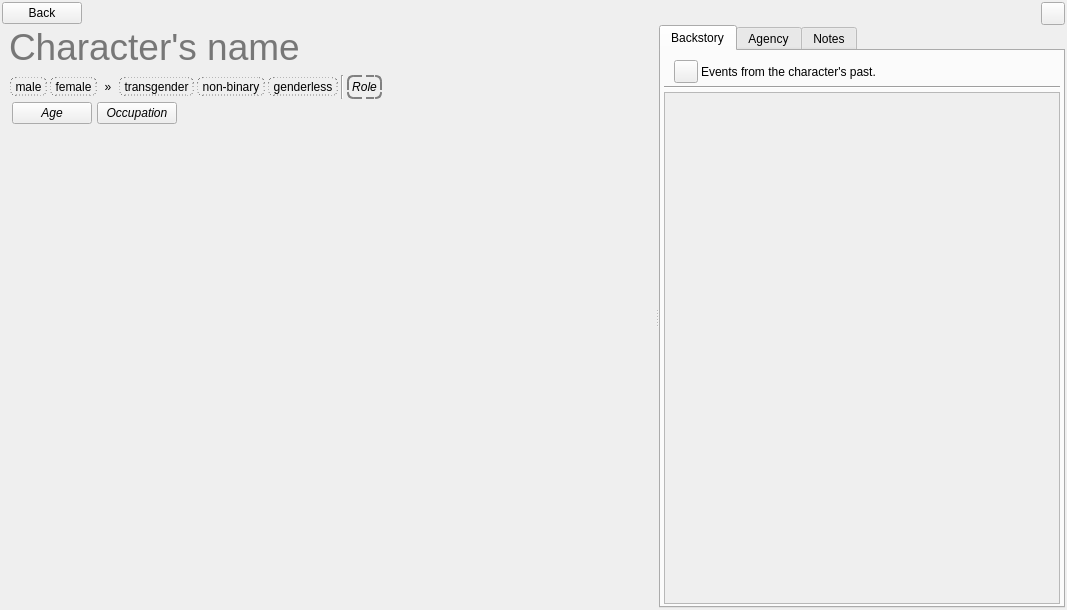
Before: the Qt Designer form ui/character_editor.ui in zkovari/plotlyst, drawn with Qt 5.
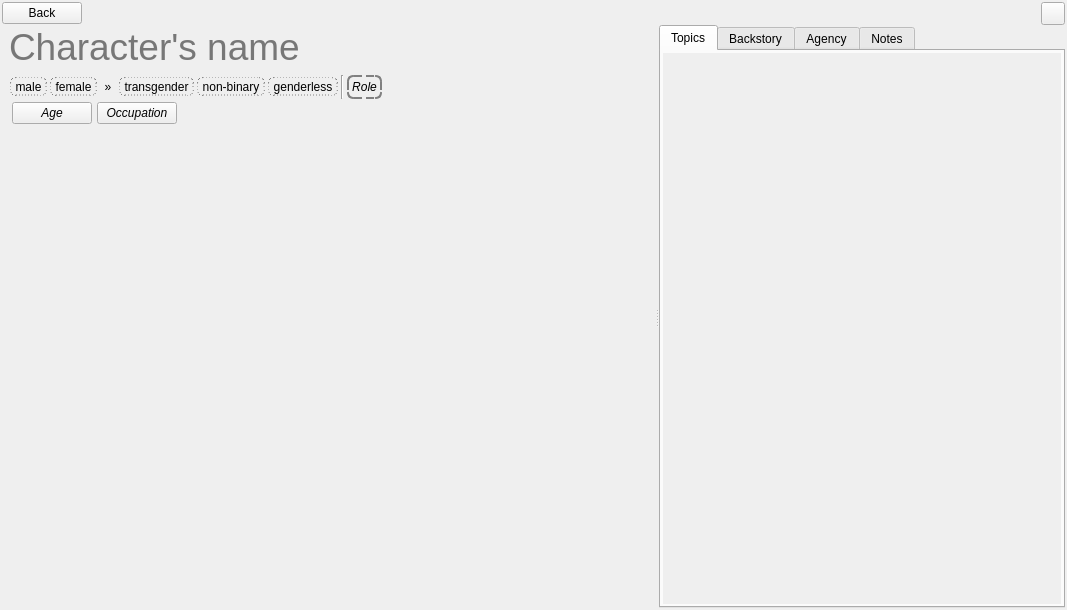
After: the same form once the commit is applied. Custom widgets are drawn as their Qt base class.

Commit message:
Introduce character topics (#404)
* Character topics

* Topic widget

* Update id.py

* change tab order

* set tab icons

* persist topic values

* Add default ones

* progress

* size of bars

* line color

```diff
--- a/ui/character_editor.ui
+++ b/ui/character_editor.ui
@@ -581,6 +581,48 @@
       <property name="currentIndex">
        <number>0</number>
       </property>
+      <widget class="QWidget" name="tabTopics">
+       <attribute name="title">
+        <string>Topics</string>
+       </attribute>
+       <layout class="QVBoxLayout" name="verticalLayout_6">
+        <property name="spacing">
+         <number>3</number>
+        </property>
+        <property name="leftMargin">
+         <number>2</number>
+        </property>
+        <property name="topMargin">
+         <number>2</number>
+        </property>
+        <property name="rightMargin">
+         <number>2</number>
+        </property>
+        <property name="bottomMargin">
+         <number>2</number>
+        </property>
+        <item>
+         <widget class="QScrollArea" name="scrollArea_2">
+          <property name="frameShape">
+           <enum>QFrame::NoFrame</enum>
+          </property>
+          <property name="widgetResizable">
+           <bool>true</bool>
+          </property>
+          <widget class="CharacterTopicsEditor" name="wdgTopicsEditor">
+           <property name="geometry">
+            <rect>
+             <x>0</x>
+             <y>0</y>
+             <width>380</width>
+             <height>551</height>
+            </rect>
+           </property>
+          </widget>
+         </widget>
+        </item>
+       </layout>
+      </widget>
       <widget class="QWidget" name="tabBackstory">
        <attribute name="title">
         <string>Backstory</string>
@@ -787,6 +829,12 @@
    <header>src.main.python.plotlyst.view.widget.characters</header>
    <container>1</container>
   </customwidget>
+  <customwidget>
+   <class>CharacterTopicsEditor</class>
+   <extends>QWidget</extends>
+   <header>src.main.python.plotlyst.view.widget.characters</header>
+   <container>1</container>
+  </customwidget>
  </customwidgets>
  <tabstops>
   <tabstop>lineName</tabstop>
```
The commit also changes 10 other files.
